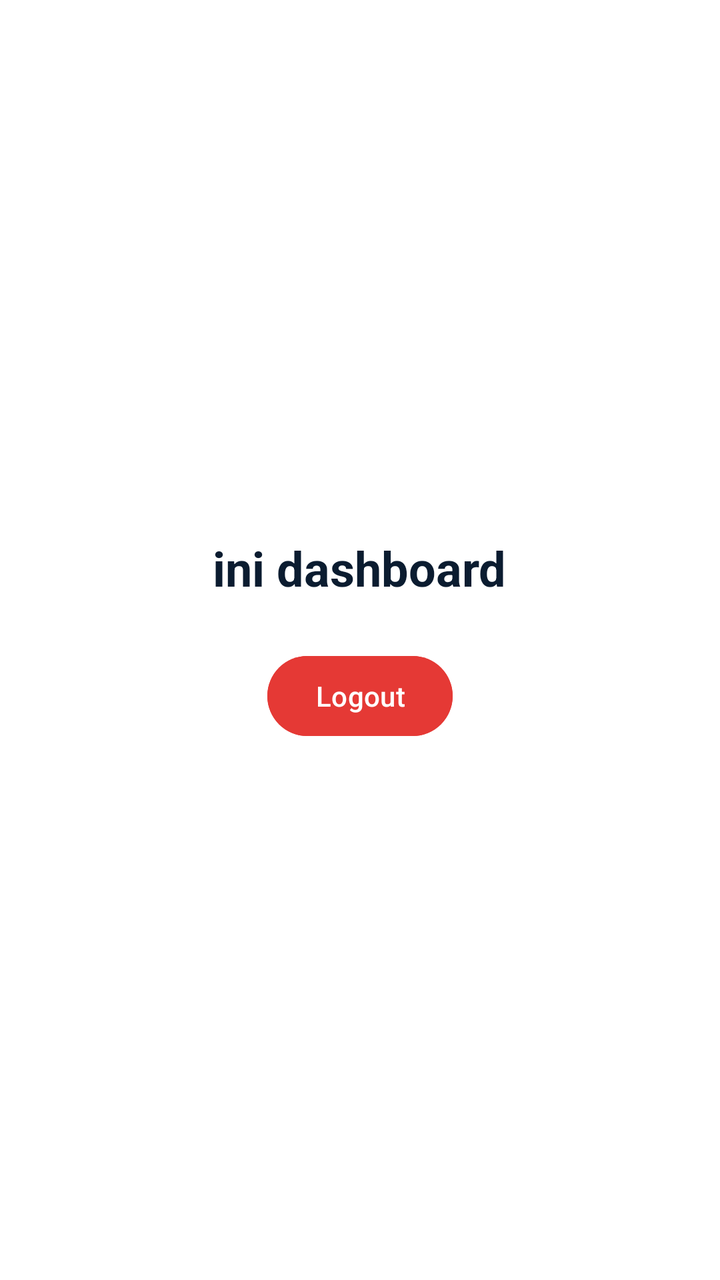
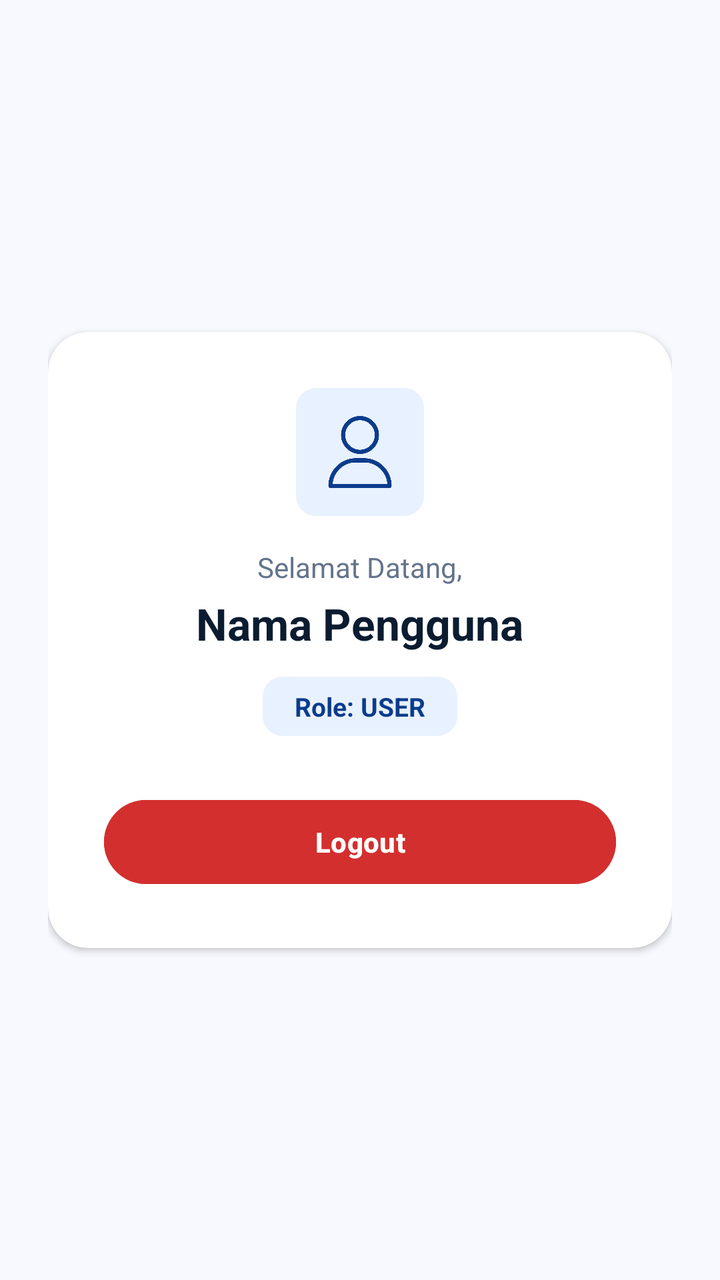

The first picture is an Android layout as it rendered before a commit; the second is the same layout after the commit. The layout source and the unified diff follow.
<!-- AndroidManifest.xml: application theme Theme.PinPoint -->
<!-- res/layout/activity_dashboard.xml -->
<?xml version="1.0" encoding="utf-8"?>
<LinearLayout
    xmlns:android="http://schemas.android.com/apk/res/android"
    android:id="@+id/main"
    android:layout_width="match_parent"
    android:layout_height="match_parent"
    android:gravity="center"
    android:background="#FFFFFF"
    android:orientation="vertical">

    <TextView
        android:layout_width="wrap_content"
        android:layout_height="wrap_content"
        android:text="ini dashboard"
        android:textColor="#0B1C30"
        android:textSize="24sp"
        android:textStyle="bold" />

    
    <Button
        android:id="@+id/btnLogout"
        android:layout_width="wrap_content"
        android:layout_height="wrap_content"
        android:layout_marginTop="24dp"
        android:text="Logout"
        android:backgroundTint="#E53935"
        android:textColor="#FFFFFF" />

</LinearLayout>
<!-- resources referenced by this layout -->
<resources>
  <style name="Theme.PinPoint" parent="Base.Theme.PinPoint" />
  <style name="Base.Theme.PinPoint" parent="Theme.Material3.DayNight.NoActionBar">
          
          
      </style>
</resources>

<!-- the commit's change to res/layout/activity_dashboard.xml (unified diff, before → after) -->
@@ -1,29 +1,83 @@
 <?xml version="1.0" encoding="utf-8"?>
-<LinearLayout
-    xmlns:android="http://schemas.android.com/apk/res/android"
+<LinearLayout xmlns:android="http://schemas.android.com/apk/res/android"
+    xmlns:app="http://schemas.android.com/apk/res-auto"
     android:id="@+id/main"
     android:layout_width="match_parent"
     android:layout_height="match_parent"
+    android:background="#F8F9FF"
     android:gravity="center"
-    android:background="#FFFFFF"
-    android:orientation="vertical">
+    android:orientation="vertical"
+    android:padding="24dp">
 
-    <TextView
-        android:layout_width="wrap_content"
+    <androidx.cardview.widget.CardView
+        android:layout_width="match_parent"
         android:layout_height="wrap_content"
-        android:text="ini dashboard"
-        android:textColor="#0B1C30"
-        android:textSize="24sp"
-        android:textStyle="bold" />
+        app:cardBackgroundColor="#FFFFFF"
+        app:cardCornerRadius="20dp"
+        app:cardElevation="2dp">
 
-    
-    <Button
-        android:id="@+id/btnLogout"
-        android:layout_width="wrap_content"
-        android:layout_height="wrap_content"
-        android:layout_marginTop="24dp"
-        android:text="Logout"
-        android:backgroundTint="#E53935"
-        android:textColor="#FFFFFF" />
+        <LinearLayout
+            android:layout_width="match_parent"
+            android:layout_height="wrap_content"
+            android:gravity="center"
+            android:orientation="vertical"
+            android:padding="28dp">
+
+            <ImageView
+                android:layout_width="64dp"
+                android:layout_height="64dp"
+                android:layout_marginBottom="16dp"
+                android:background="@drawable/bg_chip_blue_light"
+                android:padding="14dp"
+                android:src="@drawable/user"
+                app:tint="#0B3C8C" />
+
+            <TextView
+                android:id="@+id/tvWelcomeGreeting"
+                android:layout_width="wrap_content"
+                android:layout_height="wrap_content"
+                android:layout_marginBottom="4dp"
+                android:gravity="center"
+                android:text="Selamat Datang,"
+                android:textColor="#64748B"
+                android:textSize="14sp" />
+
+            <TextView
+                android:id="@+id/tvWelcomeName"
+                android:layout_width="wrap_content"
+                android:layout_height="wrap_content"
+                android:layout_marginBottom="12dp"
+                android:gravity="center"
+                android:text="Nama Pengguna"
+                android:textColor="#0B1C30"
+                android:textSize="22sp"
+                android:textStyle="bold" />
+
+            <TextView
+                android:id="@+id/tvWelcomeRole"
+                android:layout_width="wrap_content"
+                android:layout_height="wrap_content"
+                android:layout_marginBottom="28dp"
+                android:background="@drawable/bg_chip_blue_light"
+                android:paddingHorizontal="16dp"
+                android:paddingVertical="6dp"
+                android:text="Role: USER"
+                android:textColor="#0B3C8C"
+                android:textSize="13sp"
+                android:textStyle="bold" />
+
+            <Button
+                android:id="@+id/btnLogout"
+                android:layout_width="match_parent"
+                android:layout_height="50dp"
+                android:backgroundTint="#D32F2F"
+                android:text="Logout"
+                android:textAllCaps="false"
+                android:textColor="#FFFFFF"
+                android:textSize="14sp"
+                android:textStyle="bold" />
+
+        </LinearLayout>
+    </androidx.cardview.widget.CardView>
 
 </LinearLayout>
<!-- resource entries referenced after the edit -->
@@ -1,5 +1,12 @@
 <!-- resources referenced by this layout -->
 <resources>
+  <!-- drawable bg_chip_blue_light (drawable) -->
+  <?xml version="1.0" encoding="utf-8"?>
+  <shape xmlns:android="http://schemas.android.com/apk/res/android">
+      <solid android:color="#E8F1FF" />
+      <corners android:radius="10dp" />
+  </shape>
+  <!-- drawable user: png bitmap (drawable, 12623 bytes) -->
   <style name="Theme.PinPoint" parent="Base.Theme.PinPoint" />
   <style name="Base.Theme.PinPoint" parent="Theme.Material3.DayNight.NoActionBar">
           
